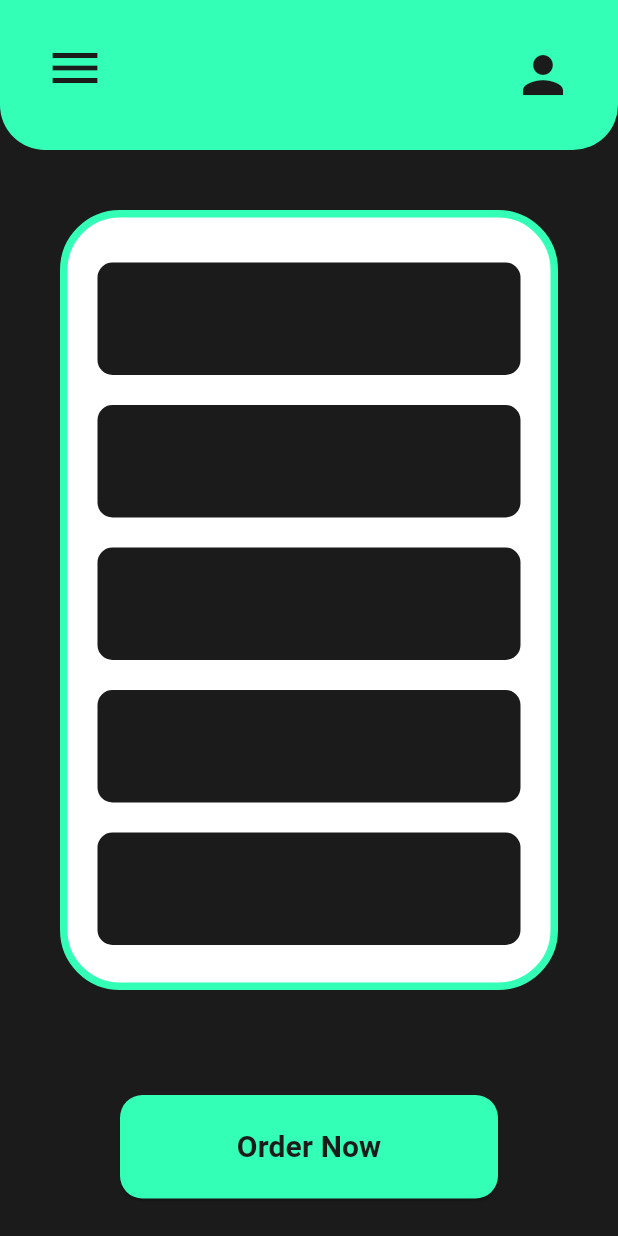
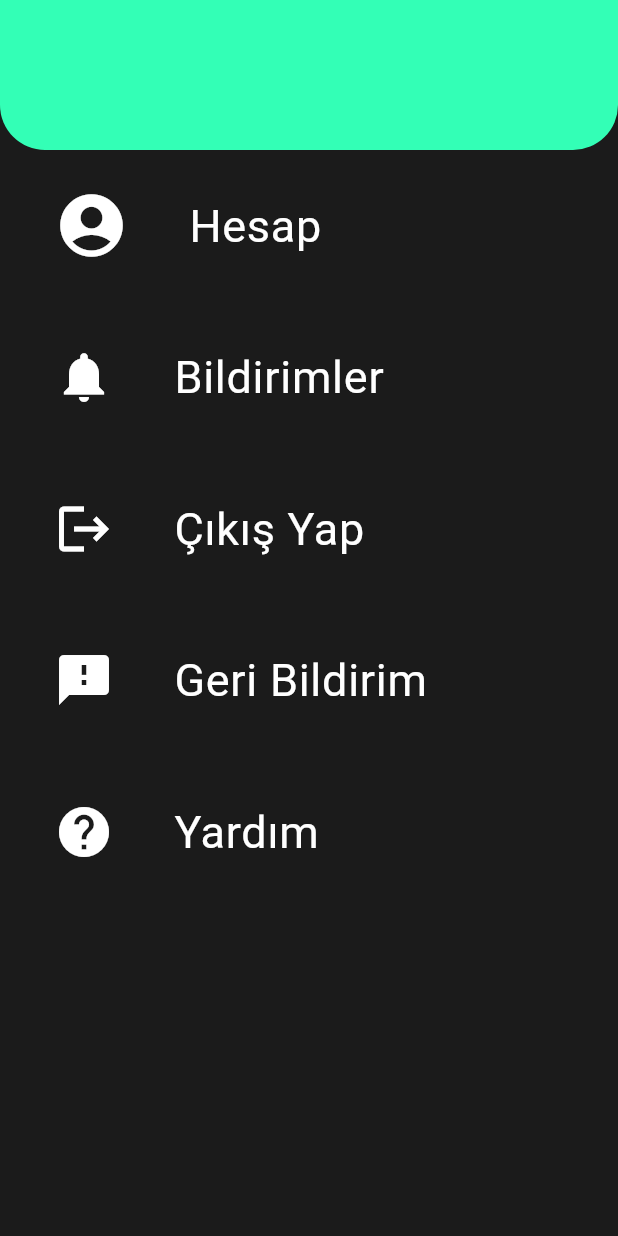
Before and after one commit to MYounesEG/Order-Go, a Flutter app: the screen it shows after launch, on a phone screen of 412 x 824 dp. Run offline on Flutter 3.47's test engine with Material 3 defaults, Android fonts, the phone set to English and light mode, and no system bars; our stand-ins replace flutter_svg, google_nav_bar; missing offline and left inert: dart:js_util; Roboto replaces fonts that are missing (Poppins).

Commit message:
new update

```diff
--- a/order_go/lib/main.dart
+++ b/order_go/lib/main.dart
@@ -1,5 +1,6 @@
 import 'package:flutter/material.dart';
 import 'package:flutter_svg/flutter_svg.dart';
+import 'package:order_go/pages/settings_page.dart';
 import 'package:order_go/pages/sign_up.dart';
 import 'package:order_go/pages/splash.dart';
 import 'package:order_go/pages/start.dart';
@@ -16,7 +17,7 @@ class MyApp extends StatelessWidget {
   Widget build(BuildContext context) {
     return MaterialApp(
       debugShowCheckedModeBanner: false,
-      home: HomePage(),
+      home: SettingsPage(),
     );
   }
 }
--- /dev/null
+++ b/order_go/lib/pages/settings_page.dart
@@ -0,0 +1,109 @@
+import 'dart:js_util';
+
+import 'package:flutter/cupertino.dart';
+import 'package:flutter/material.dart';
+import 'package:flutter/painting.dart';
+import 'package:flutter/rendering.dart';
+import 'package:flutter/services.dart';
+import 'package:flutter/widgets.dart';
+import 'package:flutter_svg/flutter_svg.dart';
+import 'package:order_go/pages/login_page.dart';
+import 'package:order_go/pages/sign_up.dart';
+import 'package:order_go/theme/color.dart';
+
+class SettingsPage extends StatelessWidget {
+  const SettingsPage({super.key});
+
+  @override
+  Widget build(BuildContext context) {
+    return Scaffold(
+      backgroundColor: bg,
+
+      appBar: AppBar(
+
+
+        toolbarHeight: 100,
+        shape: const RoundedRectangleBorder(borderRadius: BorderRadius.vertical(bottom: Radius.circular(30))),
+        backgroundColor:mainColor,
+        flexibleSpace: FlexibleSpaceBar(
+          background:
+          Padding(
+            padding: const EdgeInsets.only(top: 80.0,bottom: 30,right: 33,left: 33),
+            child: SvgPicture.asset('assets/order_go.svg'),
+          ),
+
+        ),
+
+      ),
+
+
+      body:  ListView(
+
+          children: [
+            Padding(
+              padding: const EdgeInsets.only(top: 20.0,bottom: 20,left: 20),
+              child: ListTile(
+
+                  leading: Icon(Icons.account_circle, color: Colors.white,size: 50,),
+                  horizontalTitleGap:40 , // İkon rengini beyaz yap
+                  title: Text('Hesap', style: TextStyle(color: Colors.white,fontSize: 30),),
+
+                  onTap: () {
+                    // Hesap ayarları sayfasına git
+                  },
+
+                ),
+            ),
+              Padding(
+                padding: const EdgeInsets.only(top: 20.0,bottom: 20,left: 20),
+                child: ListTile(
+                  leading: Icon(Icons.notifications, color: Colors.white,size: 40),
+                  horizontalTitleGap:40 ,
+                  title: Text('Bildirimler', style: TextStyle(color: Colors.white,fontSize: 30)),
+                  onTap: () {
+                    // Bildirim ayarları sayfasına git
+                  },
+                ),
+              ),
+              Padding(
+                padding: const EdgeInsets.only(top: 20.0,bottom: 20,left: 20),
+                child: ListTile(
+                  leading: Icon(Icons.logout, color: Colors.white,size: 40),
+                  horizontalTitleGap:40 ,
+                  title: Text('Çıkış Yap', style: TextStyle(color: Colors.white,fontSize: 30)),
+                  onTap: () {
+                    // Çıkış yap işlemini gerçekleştir
+                  },
+                ),
+              ),
+              Padding(
+                padding: const EdgeInsets.only(top: 20.0,bottom: 20,left: 20),
+                child: ListTile(
+                  leading: Icon(Icons.feedback, color: Colors.white,size: 40),
+                  horizontalTitleGap:40 ,
+                  title: Text('Geri Bildirim', style: TextStyle(color: Colors.white,fontSize: 30)),
+                  onTap: () {
+                    // Geri bildirim sayfasına git
+                  },
+                ),
+              ),
+              Padding(
+                padding: const EdgeInsets.only(top: 20.0,bottom: 20,left: 20),
+                child: ListTile(
+                  leading: Icon(Icons.help, color: Colors.white,size: 40),
+                  horizontalTitleGap:40 ,
+                  title: Text('Yardım', style: TextStyle(color: Colors.white,fontSize: 30)),
+                  onTap: () {
+                    // Yardım sayfasına git
+                  },
+                ),
+              ),
+
+          ],
+
+        ),
+
+      extendBodyBehindAppBar: true,
+    );
+  }
+}
```
